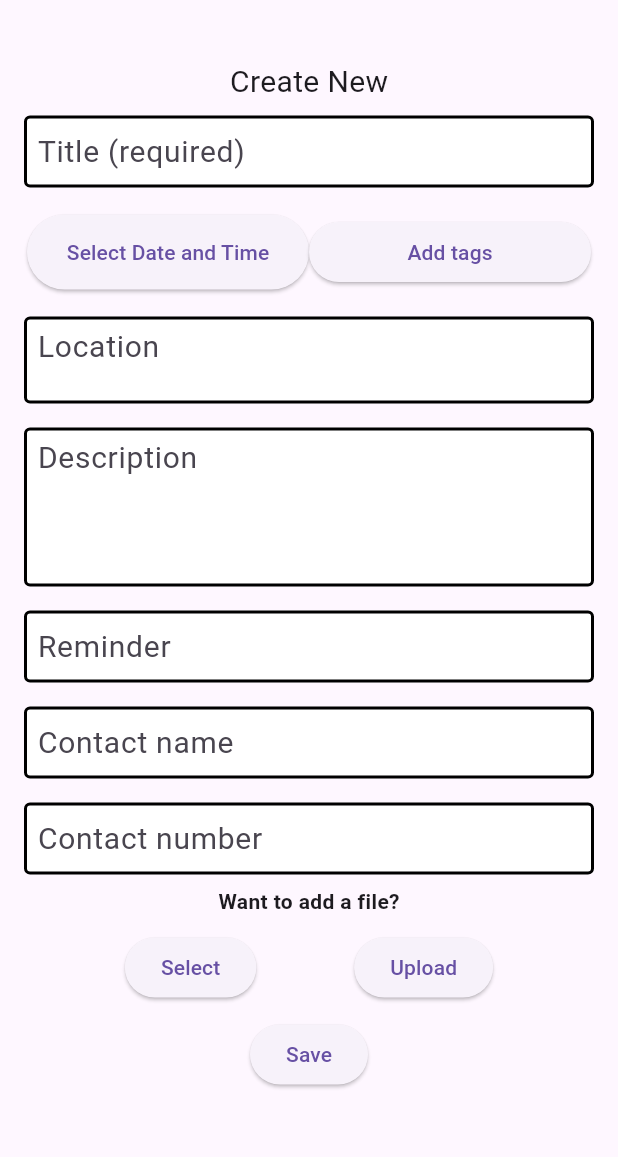
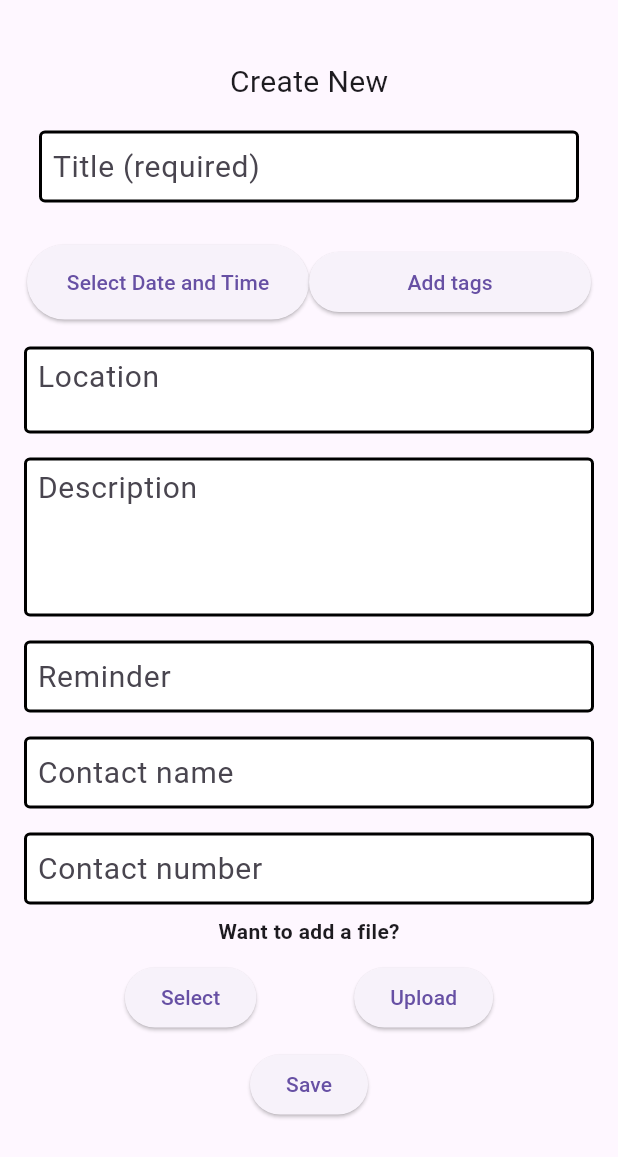
Before and after one commit to frasey/a_safe_place, a Flutter app: the NewEventForm screen opened directly, on a phone screen of 412 x 824 dp. Shown: the top 1157 px of the screen. Run offline on Flutter 3.47's test engine with Material 3 defaults, Android fonts, the phone set to English and light mode, and no system bars; our stand-ins replace cloud_firestore, file_picker, firebase_auth, firebase_core, flutter_colorpicker, fluttertoast and 4 more; missing offline and left inert: firebase_app_check; accounts and stored records are empty.

Commit message:
nothing is broken!

```diff
--- a/lib/Events/new_event_form.dart
+++ b/lib/Events/new_event_form.dart
@@ -33,13 +33,42 @@ class _NewEventFormState extends State<NewEventForm> {
   DateTime dateTime = DateTime.now();
   TimeOfDay timeOfDay = TimeOfDay.now();
 
+  // TAG THINGS
+  Color? selectedPrimaryTagColor;
   // !!!TEMPORARY TAG STORAGE!!!
   List<Tag> allUserTags = [];
   List<Tag> eventTags = [];
   void updateEventTags(List<Tag> selectedTags) {
     setState(() {
-      eventTags = selectedTags;
+      eventTags.addAll(selectedTags);
+      for (Tag tag in selectedTags) {
+        if (tag.isPrimary) {
+          selectedPrimaryTagColor = tag.color;
+        }
+      }
     });
+  }
+  void updateAllUserTags(List<Tag> newTags) {
+    setState(() {
+      allUserTags.addAll(newTags);
+    });
+  }
+  List<Widget> getSecondaryTagIcons(List<Tag> tags) {
+    List<Widget> iconWidgets = [];
+    for (Tag tag in tags) {
+      if (!tag.isPrimary) {
+        iconWidgets.add(
+          Padding(
+            padding: const EdgeInsets.all(8.0),
+            child: Icon(
+                tag.icon ?? Icons.error_outline,
+                color: tag.color,
+            ),
+          ),
+        );
+      }
+    }
+    return iconWidgets;
   }
 
   PlatformFile? pickedFile;
@@ -116,13 +145,26 @@ class _NewEventFormState extends State<NewEventForm> {
                       fontSize: 20,
                     ),
                   ),
-                  StandardInputField(
-                      name: 'Title (required)',
-                      keyboardType: TextInputType.text,
-                      maxLines: 1,
-                      controller: titleController,
-                      requireValidation: true),
-
+                  Container(
+                    padding: const EdgeInsets.all(10.0),
+                    color: selectedPrimaryTagColor,
+                    child: Column(
+                      crossAxisAlignment: CrossAxisAlignment.start,
+                      children: [
+                        Row(
+                          children: getSecondaryTagIcons(eventTags),
+                        ),
+                        // 'Title' input field
+                        StandardInputField(
+                          name: 'Title (required)',
+                          keyboardType: TextInputType.text,
+                          maxLines: 1,
+                          controller: titleController,
+                          requireValidation: true,
+                        ),
+                      ],
+                    ),
+                  ),
                   Container(
                     padding: const EdgeInsets.all(10.0),
                     child: Row(
@@ -159,7 +201,13 @@ class _NewEventFormState extends State<NewEventForm> {
                           child: ElevatedButton(
                             child: const Text('Add tags'),
                             onPressed: () async {
-                              await showAddTagDialog(context, allUserTags, updateEventTags: updateEventTags);
+                              await showAddTagDialog(
+                                  context,
+                                  allUserTags,
+                                  eventTags,
+                                  updateEventTags: updateEventTags,
+                                  updateAllUserTags: updateAllUserTags,
+                              );
                             },
                           ),
                         ),
```
Also changed, not shown: lib/Tags/tag_dialog.dart (+33 -13 lines), 1 other file.
